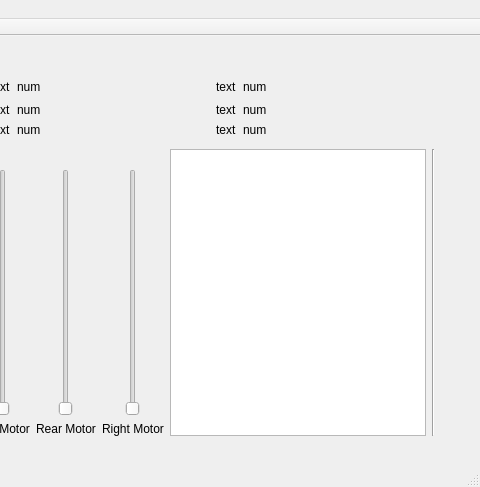
Before: the Qt Designer form UnderWaterRobot/mainwindow.ui in Yepach/UnderWaterRobot, drawn with Qt 5; both pictures show x 275 to 755 and y 0 to 487 of the 755 by 487 pixel window.
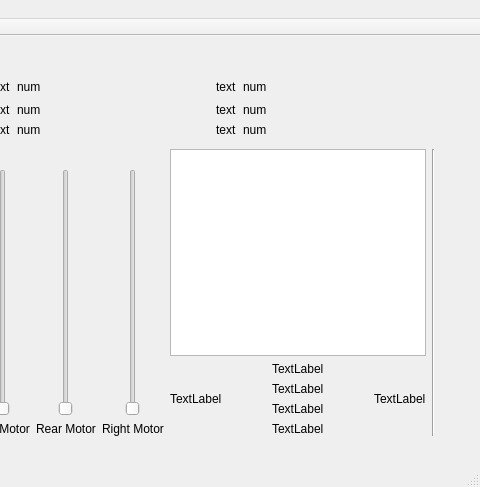
After: the same form once the commit is applied.

```diff
--- a/UnderWaterRobot/mainwindow.ui
+++ b/UnderWaterRobot/mainwindow.ui
@@ -306,6 +306,8 @@
         </layout>
        </item>
        <item>
+        <layout class="QVBoxLayout" name="verticalLayout_5">
+         <item>
         <widget class="QGraphicsView" name="graphicsView">
          <property name="maximumSize">
           <size>
@@ -314,6 +316,66 @@
           </size>
          </property>
         </widget>
+         </item>
+         <item>
+          <layout class="QHBoxLayout" name="horizontalLayout_2">
+           <item alignment="Qt::AlignHCenter">
+            <widget class="QLabel" name="labelUpImage">
+             <property name="text">
+              <string>TextLabel</string>
+             </property>
+            </widget>
+           </item>
+          </layout>
+         </item>
+         <item>
+          <layout class="QHBoxLayout" name="horizontalLayout_3">
+           <item alignment="Qt::AlignLeft">
+            <widget class="QLabel" name="labelLeftImage">
+             <property name="text">
+              <string>TextLabel</string>
+             </property>
+            </widget>
+           </item>
+           <item>
+            <layout class="QVBoxLayout" name="verticalLayout_6">
+             <item alignment="Qt::AlignHCenter">
+              <widget class="QLabel" name="labelForwardImage">
+               <property name="text">
+                <string>TextLabel</string>
+               </property>
+              </widget>
+             </item>
+             <item alignment="Qt::AlignHCenter">
+              <widget class="QLabel" name="labelBackwardsImage">
+               <property name="text">
+                <string>TextLabel</string>
+               </property>
+              </widget>
+             </item>
+            </layout>
+           </item>
+           <item alignment="Qt::AlignRight">
+            <widget class="QLabel" name="labelRightImage">
+             <property name="text">
+              <string>TextLabel</string>
+             </property>
+            </widget>
+           </item>
+          </layout>
+         </item>
+         <item>
+          <layout class="QHBoxLayout" name="horizontalLayout">
+           <item alignment="Qt::AlignHCenter">
+            <widget class="QLabel" name="labelDownImage">
+             <property name="text">
+              <string>TextLabel</string>
+             </property>
+            </widget>
+           </item>
+          </layout>
+         </item>
+        </layout>
        </item>
        <item>
         <widget class="Line" name="line_4">
```
Lines whose indentation alone changed are shown as unchanged.
